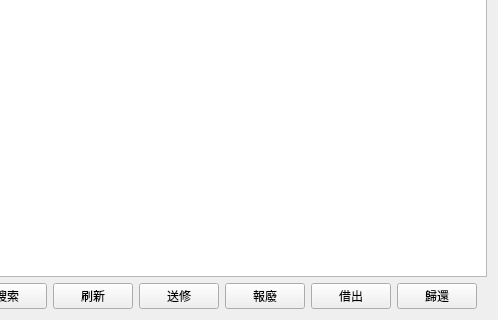
First picture: the form in LabEquipmentManager/equipmentwidget.ui, repository S-15-code/Lab, before the edit; both pictures show x 302 to 800 and y 280 to 600 of the 800 by 600 pixel window.
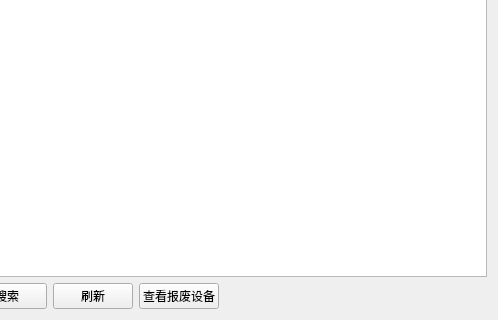
Second picture: the form after the edit.

Commit message: 搜索功能 查询报废信息

Patch:
```diff
--- a/LabEquipmentManager/equipmentwidget.ui
+++ b/LabEquipmentManager/equipmentwidget.ui
@@ -64,28 +64,7 @@
      <item>
       <widget class="QPushButton" name="maintenanceBtn">
        <property name="text">
-        <string>送修</string>
-       </property>
-      </widget>
-     </item>
-     <item>
-      <widget class="QPushButton" name="scrapBtn">
-       <property name="text">
-        <string>報廢</string>
-       </property>
-      </widget>
-     </item>
-     <item>
-      <widget class="QPushButton" name="borrowBtn">
-       <property name="text">
-        <string>借出</string>
-       </property>
-      </widget>
-     </item>
-     <item>
-      <widget class="QPushButton" name="returnBtn">
-       <property name="text">
-        <string>歸還</string>
+        <string>查看报废设备</string>
        </property>
       </widget>
      </item>
```
Left out of the diff: 2 changed lines with no effect on the pictures. The commit also changes 9 other files.
